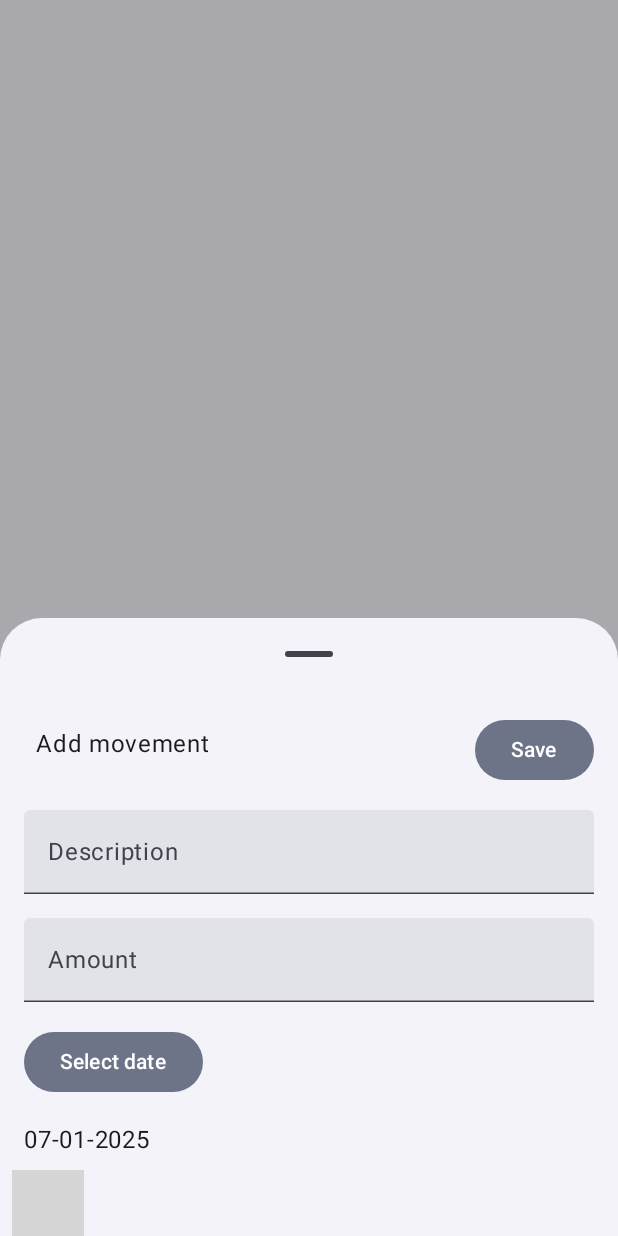
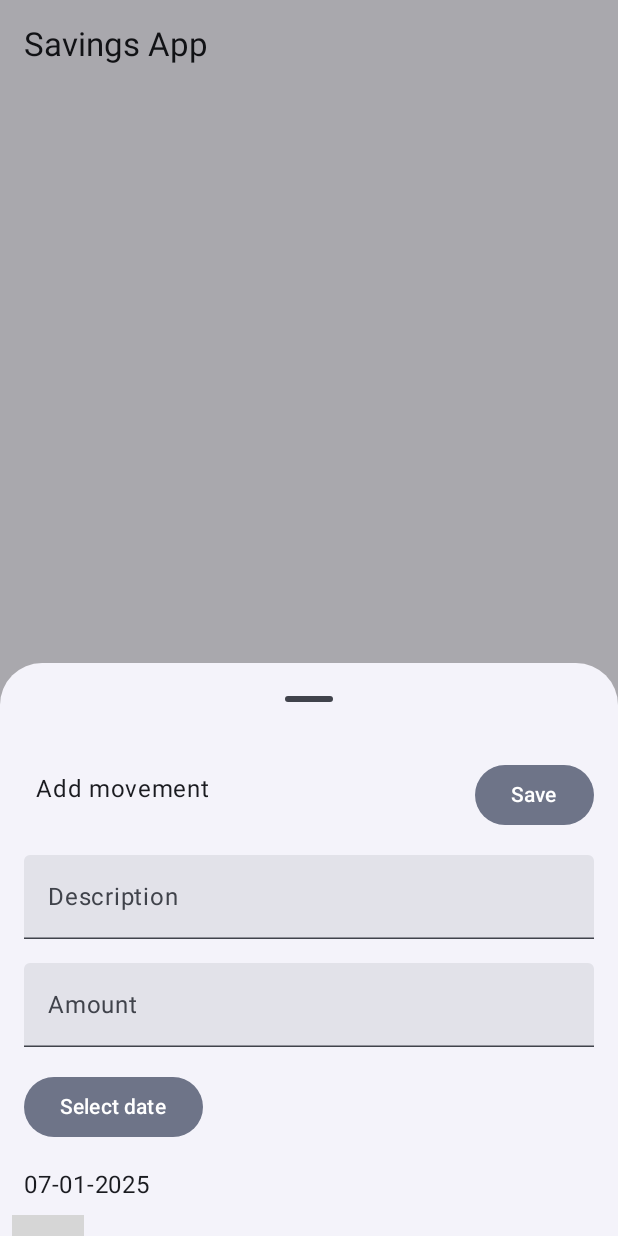
Before and after one commit to oscar-gom/50-30-20-Based-App, an Android app built with Jetpack Compose: the screen it shows after launch (MainActivity), after a tap on "Add movement button", on a phone screen of 412 x 824 dp. Run offline under Robolectric (Android 15) with nearby library versions, the phone set to English and light mode, and no system bars; our stand-ins replace Room's generated code, livedata-compose; libraries missing offline, so code that uses them is left out: com.vanpra.composematerialdialogs; 2 statements that could not run were skipped; grey boxes are pictures that could not be loaded.

Commit message:
added app name title

```diff
--- a/app/src/main/java/com/oscargs/savingsapp/MainScreen.kt
+++ b/app/src/main/java/com/oscargs/savingsapp/MainScreen.kt
@@ -61,6 +61,13 @@ fun MainScreen(modifier: Modifier) {
 
     Scaffold(
         modifier = modifier,
+        topBar = {
+            Text(
+                text = stringResource(id = R.string.app_name),
+                style = MaterialTheme.typography.titleLarge,
+                modifier = Modifier.padding(16.dp)
+            )
+        },
         floatingActionButton = {
             FloatingActionButton(onClick = {
                 scope.launch {
@@ -71,10 +78,10 @@ fun MainScreen(modifier: Modifier) {
             }
         },
     ) { innerPadding ->
-
-
-        // Movement list
-        MovementList(modifier = Modifier.padding(innerPadding), movements = movementList)
+        Column {
+            // Movement list
+            MovementList(modifier = Modifier.padding(innerPadding), movements = movementList)
+        }
 
         // Bottom sheet
         if (showBottomSheet) {
--- a/app/src/main/res/values/strings.xml
+++ b/app/src/main/res/values/strings.xml
@@ -1,5 +1,5 @@
 <resources>
-    <string name="app_name">SavingsApp</string>
+    <string name="app_name">Savings App</string>
     <string name="labelDescriptionTF">Description</string>
     <string name="hintDescriptionTF">Add your description</string>
     <string name="labelAmountTF">Amount</string>
```
